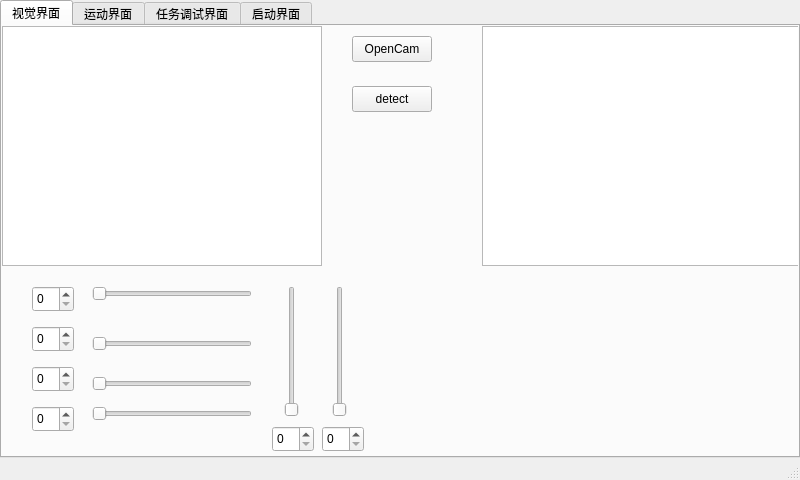
The window that mainwindow.ui (SarsHunter/gongchuang7) describes before a commit, drawn with Qt 5.
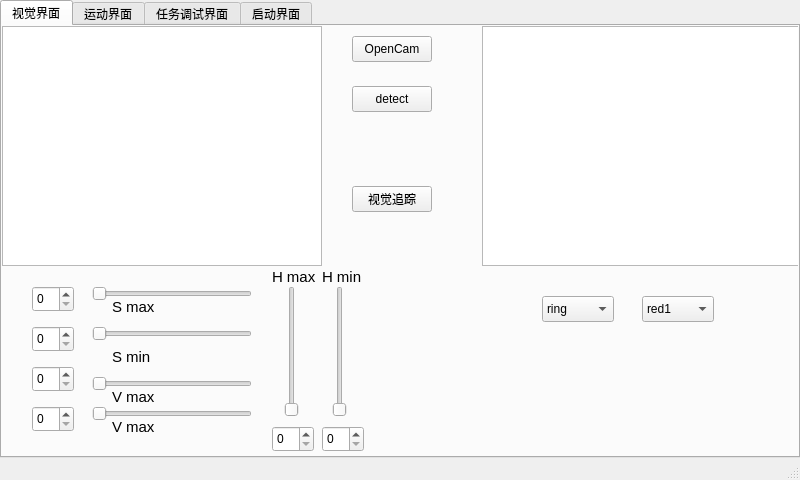
The same window after the commit. The open tabs and pages were chosen to show the change. Icons and pictures are not drawn.

The edit to the form file:
```diff
--- a/mainwindow.ui
+++ b/mainwindow.ui
@@ -141,7 +141,7 @@
       <property name="geometry">
        <rect>
         <x>90</x>
-        <y>310</y>
+        <y>300</y>
         <width>160</width>
         <height>16</height>
        </rect>
@@ -253,6 +253,177 @@
        </rect>
       </property>
      </widget>
+     <widget class="QPushButton" name="trackBtn">
+      <property name="geometry">
+       <rect>
+        <x>350</x>
+        <y>160</y>
+        <width>80</width>
+        <height>26</height>
+       </rect>
+      </property>
+      <property name="text">
+       <string>视觉追踪</string>
+      </property>
+     </widget>
+     <widget class="QComboBox" name="colorComboBox">
+      <property name="geometry">
+       <rect>
+        <x>640</x>
+        <y>270</y>
+        <width>72</width>
+        <height>26</height>
+       </rect>
+      </property>
+      <item>
+       <property name="text">
+        <string>red1</string>
+       </property>
+      </item>
+      <item>
+       <property name="text">
+        <string>red2</string>
+       </property>
+      </item>
+      <item>
+       <property name="text">
+        <string>green</string>
+       </property>
+      </item>
+      <item>
+       <property name="text">
+        <string>blue</string>
+       </property>
+      </item>
+     </widget>
+     <widget class="QComboBox" name="comboBox">
+      <property name="geometry">
+       <rect>
+        <x>540</x>
+        <y>270</y>
+        <width>72</width>
+        <height>26</height>
+       </rect>
+      </property>
+      <item>
+       <property name="text">
+        <string>ring</string>
+       </property>
+      </item>
+      <item>
+       <property name="text">
+        <string>block</string>
+       </property>
+      </item>
+     </widget>
+     <widget class="QLabel" name="label">
+      <property name="geometry">
+       <rect>
+        <x>110</x>
+        <y>270</y>
+        <width>61</width>
+        <height>21</height>
+       </rect>
+      </property>
+      <property name="font">
+       <font>
+        <pointsize>11</pointsize>
+       </font>
+      </property>
+      <property name="text">
+       <string>S max</string>
+      </property>
+     </widget>
+     <widget class="QLabel" name="label_2">
+      <property name="geometry">
+       <rect>
+        <x>110</x>
+        <y>320</y>
+        <width>61</width>
+        <height>21</height>
+       </rect>
+      </property>
+      <property name="font">
+       <font>
+        <pointsize>11</pointsize>
+       </font>
+      </property>
+      <property name="text">
+       <string>S min</string>
+      </property>
+     </widget>
+     <widget class="QLabel" name="label_3">
+      <property name="geometry">
+       <rect>
+        <x>110</x>
+        <y>360</y>
+        <width>61</width>
+        <height>21</height>
+       </rect>
+      </property>
+      <property name="font">
+       <font>
+        <pointsize>11</pointsize>
+       </font>
+      </property>
+      <property name="text">
+       <string>V max</string>
+      </property>
+     </widget>
+     <widget class="QLabel" name="label_4">
+      <property name="geometry">
+       <rect>
+        <x>110</x>
+        <y>390</y>
+        <width>61</width>
+        <height>21</height>
+       </rect>
+      </property>
+      <property name="font">
+       <font>
+        <pointsize>11</pointsize>
+       </font>
+      </property>
+      <property name="text">
+       <string>V max</string>
+      </property>
+     </widget>
+     <widget class="QLabel" name="label_5">
+      <property name="geometry">
+       <rect>
+        <x>270</x>
+        <y>240</y>
+        <width>61</width>
+        <height>21</height>
+       </rect>
+      </property>
+      <property name="font">
+       <font>
+        <pointsize>11</pointsize>
+       </font>
+      </property>
+      <property name="text">
+       <string>H max</string>
+      </property>
+     </widget>
+     <widget class="QLabel" name="label_6">
+      <property name="geometry">
+       <rect>
+        <x>320</x>
+        <y>240</y>
+        <width>61</width>
+        <height>21</height>
+       </rect>
+      </property>
+      <property name="font">
+       <font>
+        <pointsize>11</pointsize>
+       </font>
+      </property>
+      <property name="text">
+       <string>H min</string>
+      </property>
+     </widget>
     </widget>
     <widget class="QWidget" name="CarTab">
      <attribute name="title">
```
Left out of the diff: 176 changed lines with no effect on the pictures.
